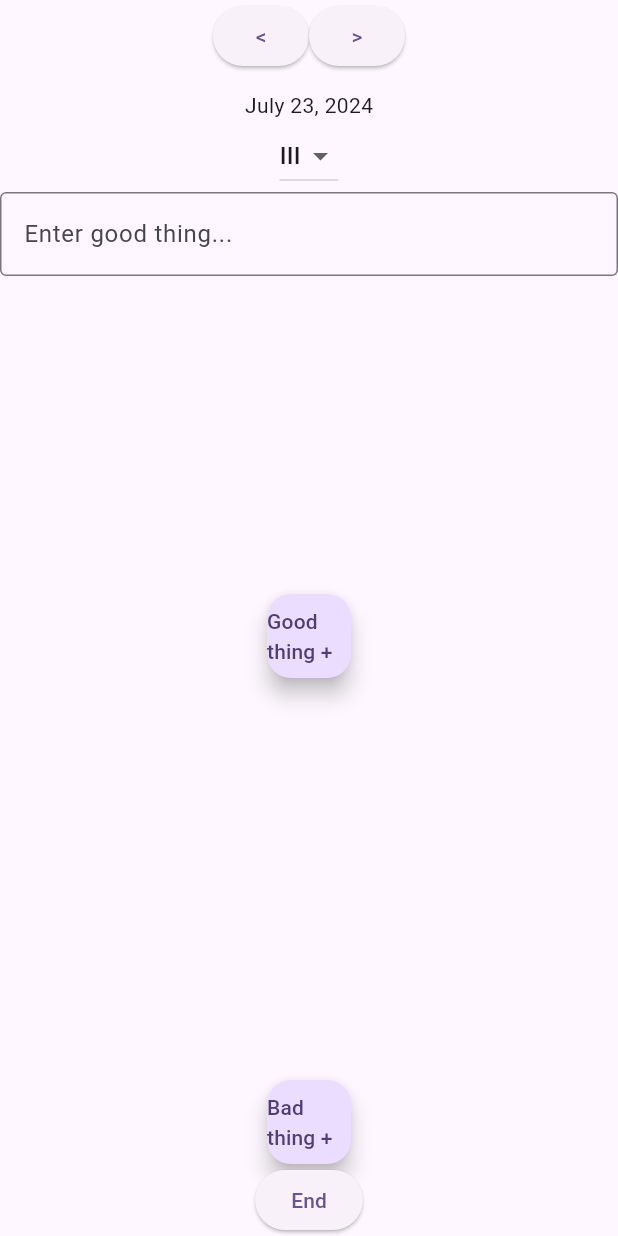
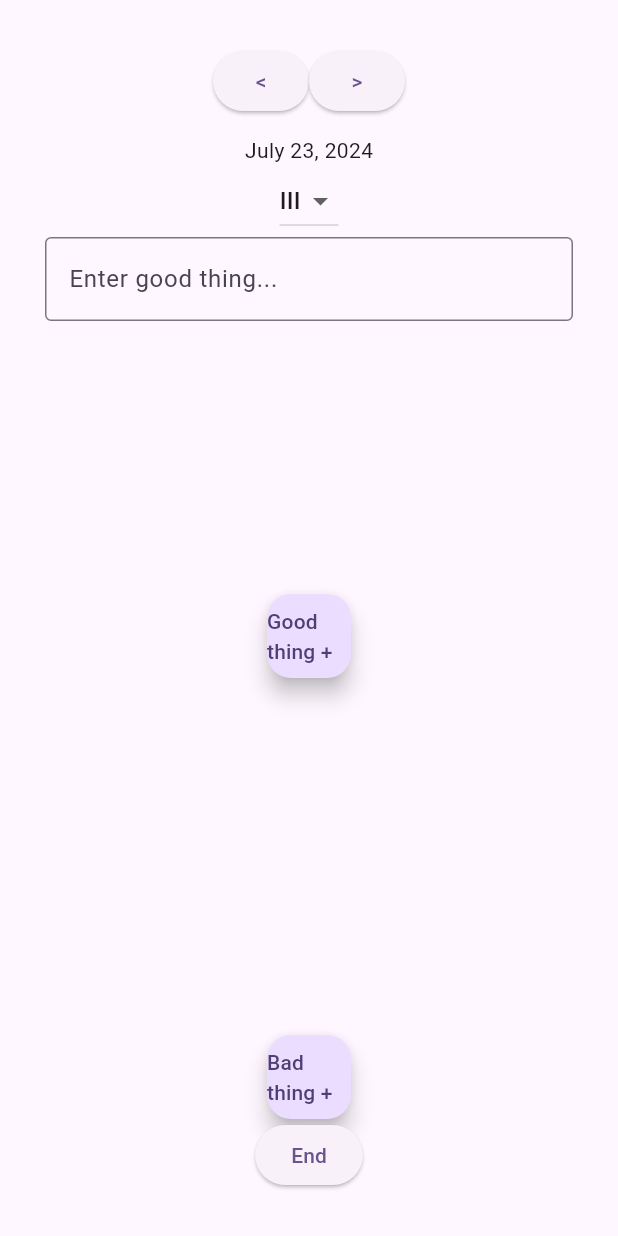
Before and after one commit to IvanMoreno/Kaizen, a Flutter app: the screen it shows after launch, on a phone screen of 412 x 824 dp. Run offline on Flutter 3.47's test engine with Material 3 defaults, Android fonts, the phone set to English and light mode, and no system bars; our stand-ins replace shared_preferences.

Commit message:
chore: add padding to navigation buttons

```diff
--- a/lib/Infrastructure/Navigation.dart
+++ b/lib/Infrastructure/Navigation.dart
@@ -30,7 +30,9 @@ class NavigationWidget extends StatefulWidget implements WorkdayNavigation {
 class _NavigationWidgetState extends State<NavigationWidget> {
   @override
   Widget build(BuildContext context) {
-    return Stack(
+    return Padding(
+      padding: const EdgeInsets.all(30.0),
+      child: Stack(
         children: [
           Row(
             mainAxisAlignment: MainAxisAlignment.center,
@@ -41,6 +43,7 @@ class _NavigationWidgetState extends State<NavigationWidget> {
           ),
           Content()
         ],
+      ),
     );
   }
 
```
Lines whose indentation alone changed are shown as unchanged.
